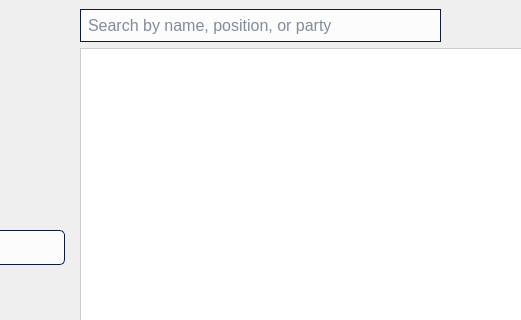
Above: VVM/votermanagement.ui from GuisadongManok/PolliTech-VVM before the change; both pictures show x 554 to 1075 and y 0 to 320 of the 1262 by 582 pixel window. Below: the same form after it.
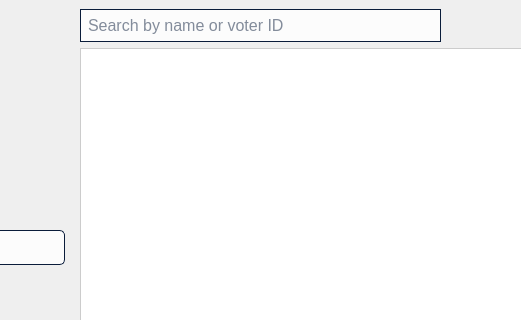
That is the form after the change. Icons and pictures are not drawn.

```diff
--- a/VVM/votermanagement.ui
+++ b/VVM/votermanagement.ui
@@ -610,7 +610,7 @@
 }</string>
           </property>
           <property name="placeholderText">
-           <string notr="true">Search by name, position, or party</string>
+           <string notr="true">Search by name or voter ID</string>
           </property>
          </widget>
         </item>
```
